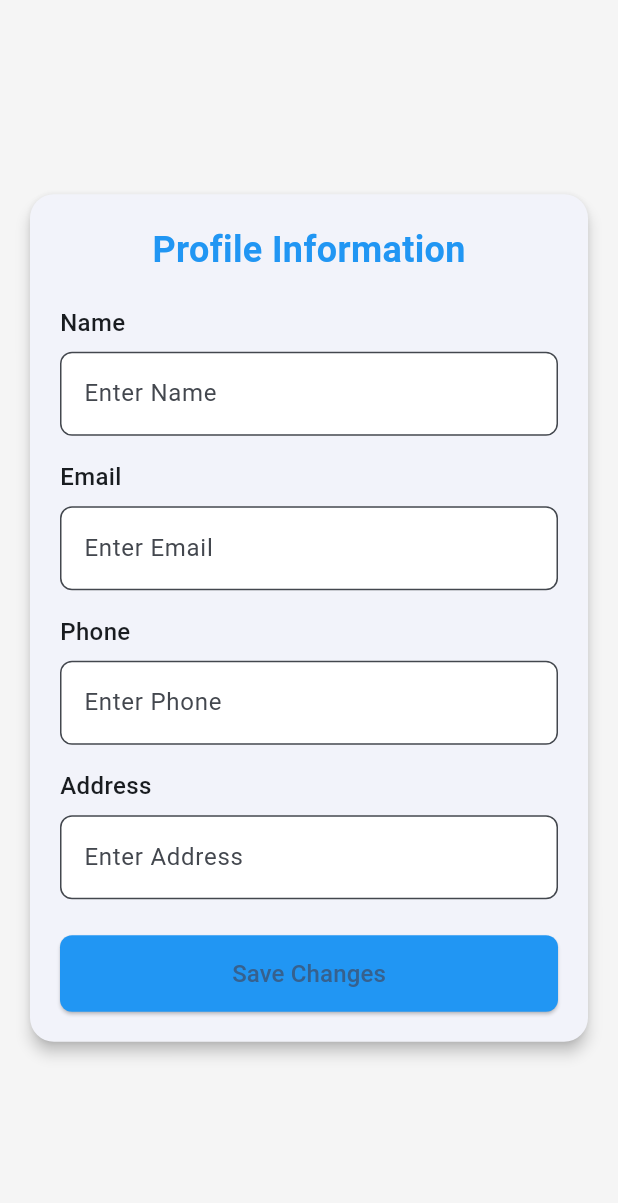
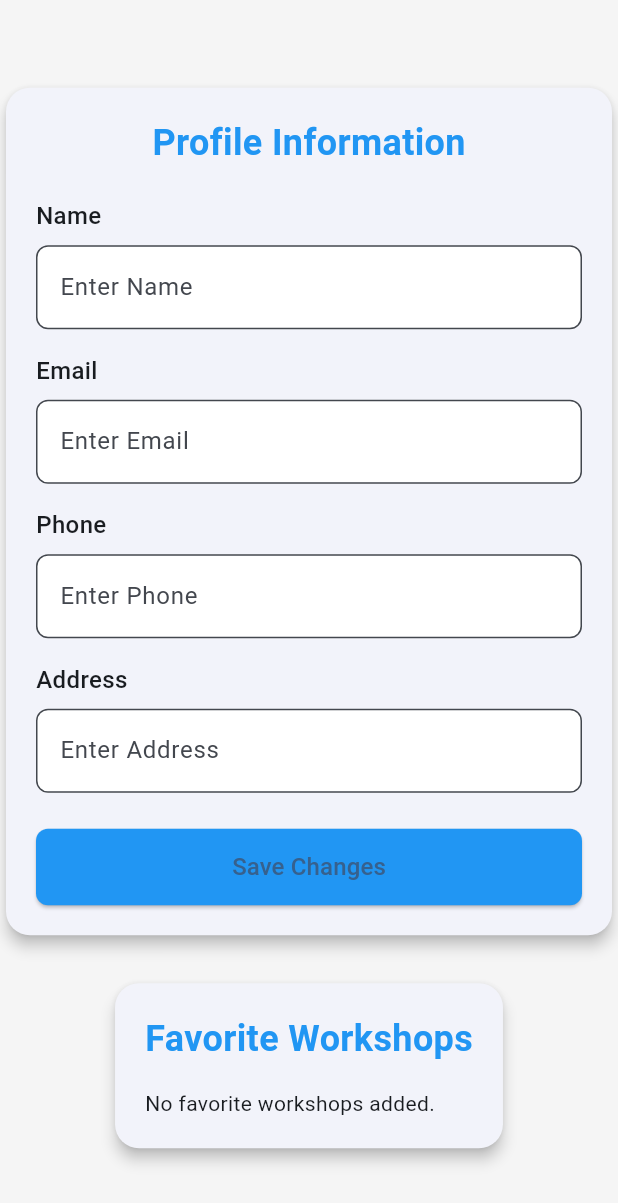
Before and after one commit to AndreFerreira5/pitfix, a Flutter app: the ProfilePage screen opened directly, after a tap on "Edit Profile", on a phone screen of 412 x 824 dp. Shown: the top 1203 px of the screen. Run offline on Flutter 3.47's test engine with Material 3 defaults, Android fonts, the phone set to English and light mode, and no system bars; our stand-ins replace flutter_secure_storage, get, iconsax; missing offline and left inert: paseto; accounts and stored records are empty.

Commit message:
added favourite workshops methods and frontend

```diff
--- a/frontend/lib/src/repository/user_repository.dart
+++ b/frontend/lib/src/repository/user_repository.dart
@@ -286,6 +286,46 @@ class UserRepository {
     }
   }
 
+  Future<List<String>> getFavoriteWorkshops() async {
+    if (username == null || accessToken == null) {
+      throw Exception("User is not logged in");
+    }
+
+      final response = await apiClient.get(
+          '/user/$username/favorites'); // Replace {username} dynamically
+      if (response.statusCode == 200) {
+        return List<String>.from(json.decode(response.body));
+      } else {
+        throw Exception('Failed to fetch favorite workshops');
+      }
+  }
+
+  Future<void> addFavoriteWorkshop(String workshopId) async {
+    if (username == null || accessToken == null) {
+      throw Exception("User is not logged in");
+    }
+
+    final response = await apiClient.post(
+      '/user/$username/favorites',
+      body: json.encode({'workshop_id': workshopId}),
+      headers: {'Content-Type': 'application/json'}, // Add headers if needed
+    );
+    if (response.statusCode != 200) {
+      throw Exception('Failed to add favorite workshop');
+    }
+  }
+
+  Future<void> removeFavoriteWorkshop(String workshopId) async {
+    if (username == null || accessToken == null) {
+      throw Exception("User is not logged in");
+    }
+
+    final response = await apiClient.delete('/user/$username/favorites?workshop_id=$workshopId');
+    if (response.statusCode != 200) {
+      throw Exception('Failed to remove favorite workshop');
+    }
+  }
+
   // Logout method to clear credentials and reset the session
   Future<void> logout() async {
     await secureStorage.delete(key: 'username');
--- a/frontend/lib/src/ui/profile.dart
+++ b/frontend/lib/src/ui/profile.dart
@@ -2,6 +2,8 @@ import 'package:flutter/material.dart';
 import 'package:get/get.dart';
 import '../models/user_update.dart';
 import '../repository/user_repository.dart';
+import '../repository/workshop_repository.dart';
+import '../models/workshop.dart';
 
 class ProfilePage extends StatefulWidget {
   const ProfilePage({super.key});
@@ -19,18 +21,23 @@ class _ProfilePageState extends State<ProfilePage> {
   bool _isEditing = false;
   bool _isLoading = true;
 
+  List<Workshop> _favorites = [];
+
   final TextEditingController _nameController = TextEditingController();
   final TextEditingController _emailController = TextEditingController();
   final TextEditingController _phoneController = TextEditingController();
   final TextEditingController _addressController = TextEditingController();
 
   late UserRepository _userRepository;
+  late WorkshopRepository _workshopRepository;
 
   @override
   void initState() {
     super.initState();
-    _userRepository = Get.find<UserRepository>(); // Get the repository instance
+    _userRepository = Get.find<UserRepository>();
+    _workshopRepository = Get.find<WorkshopRepository>();
     _fetchUserProfile();
+    _fetchFavoriteWorkshops();
   }
 
   @override
@@ -53,7 +60,6 @@ class _ProfilePageState extends State<ProfilePage> {
         _address = userProfile?.address ?? placeholderText;
         _isLoading = false;
 
-        // Initialize controllers with the fetched data
         _nameController.text = _name;
         _emailController.text = _email;
         _phoneController.text = _phone;
@@ -68,58 +74,36 @@ class _ProfilePageState extends State<ProfilePage> {
     }
   }
 
-  void _saveChanges() async {
-    if (!_validateInputs()) return;
+  Future<void> _fetchFavoriteWorkshops() async {
+    try {
+      // Get the list of favorite workshop IDs
+      final favoriteIds = await _userRepository.getFavoriteWorkshops();
+
+      // Fetch workshop details for each ID
+      final workshops = await Future.wait(
+        favoriteIds.map((id) => _workshopRepository.getWorkshopById(id)),
+      );
 
       setState(() {
-      _isLoading = true;
+        _favorites = workshops;
       });
-
-    try {
-      final userUpdate = UserUpdate(
-        name: _nameController.text,
-        email: _emailController.text,
-        phone: _phoneController.text,
-        address: _addressController.text,
-      );
-
-      final result = await _userRepository.updateUserProfile(userUpdate);
-
-      // Fetch the updated profile to refresh the page
-      await _fetchUserProfile();
-
-      setState(() {
-        _isEditing = false;
-        _isLoading = false;
-      });
-
-      Get.snackbar('Success', result, snackPosition: SnackPosition.BOTTOM);
-      print("Profile updated successfully: $result");
     } catch (e) {
-      setState(() {
-        _isLoading = false;
-      });
-
-      Get.snackbar('Error', 'Failed to update profile: $e',
+      Get.snackbar('Error', 'Failed to load favorite workshops: $e',
           snackPosition: SnackPosition.BOTTOM);
     }
   }
 
-  bool _validateInputs() {
-    if (_nameController.text.isEmpty ||
-        _emailController.text.isEmpty ||
-        !_emailController.text.contains('@') ||
-        _phoneController.text.isEmpty) {
-      Get.snackbar(
-        'Invalid Input',
-        'Please fill in all fields correctly',
-        snackPosition: SnackPosition.BOTTOM,
-        backgroundColor: Colors.redAccent,
-        colorText: Colors.white,
-      );
-      return false;
+  Future<void> _removeFavoriteWorkshop(String workshopId) async {
+    try {
+      await _userRepository.removeFavoriteWorkshop(workshopId);
+      setState(() {
+        _favorites.removeWhere((workshop) => workshop.id == workshopId);
+      });
+      Get.snackbar('Success', 'Workshop removed from favorites');
+    } catch (e) {
+      Get.snackbar('Error', 'Failed to remove favorite workshop: $e',
+          snackPosition: SnackPosition.BOTTOM);
     }
-    return true;
   }
 
   void _toggleEditMode() {
@@ -131,21 +115,33 @@ class _ProfilePageState extends State<ProfilePage> {
   @override
   Widget build(BuildContext context) {
     return Scaffold(
-      backgroundColor: Colors.grey[100], // Subtle background color
+      backgroundColor: Colors.grey[100],
       body: _isLoading
           ? const Center(child: CircularProgressIndicator())
           : Center(
-        child: Padding(
-          padding: const EdgeInsets.all(16.0),
-          child: Card(
+        child: SingleChildScrollView(
+          child: Column(
+            crossAxisAlignment: CrossAxisAlignment.center,
+            children: [
+              _buildProfileCard(),
+              const SizedBox(height: 24),
+              _buildFavoritesSection(),
+            ],
+          ),
+        ),
+      ),
+    );
+  }
+
+  Widget _buildProfileCard() {
+    return Card(
       elevation: 4,
       shape: RoundedRectangleBorder(
-                borderRadius: BorderRadius.circular(16)),
+        borderRadius: BorderRadius.circular(16),
+      ),
       child: Padding(
         padding: const EdgeInsets.all(20.0),
-              child: SingleChildScrollView(
         child: Column(
-                  mainAxisSize: MainAxisSize.min,
           crossAxisAlignment: CrossAxisAlignment.center,
           children: [
             const Text(
@@ -157,44 +153,25 @@ class _ProfilePageState extends State<ProfilePage> {
               ),
             ),
             const SizedBox(height: 20),
-                    _buildTextField(
-                      label: 'Name',
-                      controller: _nameController,
-                      isEditable: _isEditing,
-                    ),
+            _buildTextField('Name', _nameController, _isEditing),
             const SizedBox(height: 16),
-                    _buildTextField(
-                      label: 'Email',
-                      controller: _emailController,
-                      isEditable: _isEditing,
-                    ),
+            _buildTextField('Email', _emailController, _isEditing),
             const SizedBox(height: 16),
-                    _buildTextField(
-                      label: 'Phone',
-                      controller: _phoneController,
-                      isEditable: _isEditing,
-                    ),
+            _buildTextField('Phone', _phoneController, _isEditing),
             const SizedBox(height: 16),
-                    _buildTextField(
-                      label: 'Address',
-                      controller: _addressController,
-                      isEditable: _isEditing,
-                    ),
+            _buildTextField('Address', _addressController, _isEditing),
             const SizedBox(height: 24),
             SizedBox(
               width: double.infinity,
               child: ElevatedButton(
                 style: ElevatedButton.styleFrom(
-                          backgroundColor: Colors.blue, // Button color
-                          padding: const EdgeInsets.symmetric(
-                              vertical: 14), // Padding
+                  backgroundColor: Colors.blue,
+                  padding: const EdgeInsets.symmetric(vertical: 14),
                   shape: RoundedRectangleBorder(
                     borderRadius: BorderRadius.circular(8),
                   ),
                 ),
-                        onPressed: _isEditing
-                            ? _saveChanges
-                            : _toggleEditMode,
+                onPressed: _isEditing ? _fetchUserProfile : _toggleEditMode,
                 child: Text(
                   _isEditing ? 'Save Changes' : 'Edit Profile',
                   style: const TextStyle(fontSize: 16),
@@ -204,18 +181,47 @@ class _ProfilePageState extends State<ProfilePage> {
           ],
         ),
       ),
+    );
+  }
+
+  Widget _buildFavoritesSection() {
+    return Card(
+      elevation: 4,
+      shape: RoundedRectangleBorder(
+        borderRadius: BorderRadius.circular(16),
+      ),
+      child: Padding(
+        padding: const EdgeInsets.all(20.0),
+        child: Column(
+          crossAxisAlignment: CrossAxisAlignment.start,
+          children: [
+            const Text(
+              'Favorite Workshops',
+              style: TextStyle(
+                fontSize: 24,
+                fontWeight: FontWeight.bold,
+                color: Colors.blue,
               ),
             ),
+            const SizedBox(height: 16),
+            if (_favorites.isEmpty)
+              const Text('No favorite workshops added.')
+            else
+              ..._favorites.map((workshop) => ListTile(
+                title: Text(workshop.name),
+                trailing: IconButton(
+                  icon: const Icon(Icons.delete, color: Colors.red),
+                  onPressed: () => _removeFavoriteWorkshop(workshop.id!),
+                ),
+              )),
+          ],
         ),
       ),
     );
   }
 
-  Widget _buildTextField({
-    required String label,
-    required TextEditingController controller,
-    required bool isEditable,
-  }) {
+  Widget _buildTextField(
+      String label, TextEditingController controller, bool isEditable) {
     return Column(
       crossAxisAlignment: CrossAxisAlignment.start,
       children: [
```
Also changed, not shown: frontend/lib/src/ui/workshops.dart (+68 -14 lines), 2 other files. Lines whose indentation alone changed are shown as unchanged.
